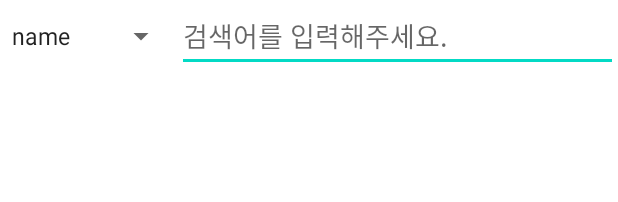
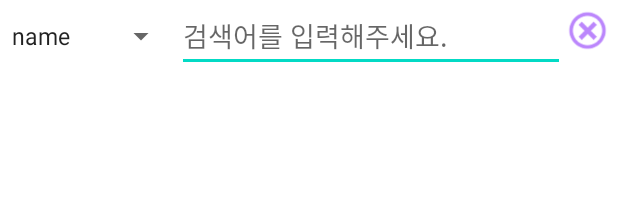
Before and after one commit to lhmin0614/MadCamp_week1_Android, an Android app: the layout contact_frag.xml on its own in the app's theme, with its tools: preview values and no code run, on a phone screen of 412 x 824 dp. Shown: the top 202 px of the screen. Run offline under Robolectric (Android 15) with nearby library versions, the phone set to English and light mode, and no system bars.

Commit message:
Contact search v2

```diff
--- a/app/src/main/java/com/example/madcamp1/ContactsAdapter.java
+++ b/app/src/main/java/com/example/madcamp1/ContactsAdapter.java
@@ -10,10 +10,12 @@ import android.util.Log;
 import android.view.LayoutInflater;
 import android.view.View;
 import android.view.ViewGroup;
+import android.widget.Button;
 import android.widget.EditText;
 import android.widget.Filterable;
 import android.widget.Filter;
 import android.widget.ImageView;
+import android.widget.RelativeLayout;
 import android.widget.TextView;
 import android.widget.Toast;
 
--- a/app/src/main/res/layout/contact_frag.xml
+++ b/app/src/main/res/layout/contact_frag.xml
@@ -23,13 +23,25 @@
 
         <EditText
             android:id="@+id/edittext"
-            android:layout_width="match_parent"
+            android:layout_width="240dp"
             android:layout_height="wrap_content"
             android:layout_weight="1"
             android:hint="검색어를 입력해주세요."
+            android:paddingRight="35dip"
             android:inputType="text" />
 
-    </LinearLayout>
+
+        <Button
+            android:id="@+id/clearable_button_clear"
+            android:layout_width="30dip"
+            android:layout_height="30dip"
+            android:layout_alignParentRight="true"
+            android:layout_centerVertical="true"
+            android:layout_marginRight="5dip"
+            android:background="@drawable/image_clear"/>
+
+
+        </LinearLayout>
 
     <androidx.recyclerview.widget.RecyclerView
         android:id="@+id/recycle1"
```
Also changed, not shown: app/src/main/java/com/example/madcamp1/ContactFrag.java (+21 -2 lines), app/src/main/res/drawable/image_clear.png (added).
